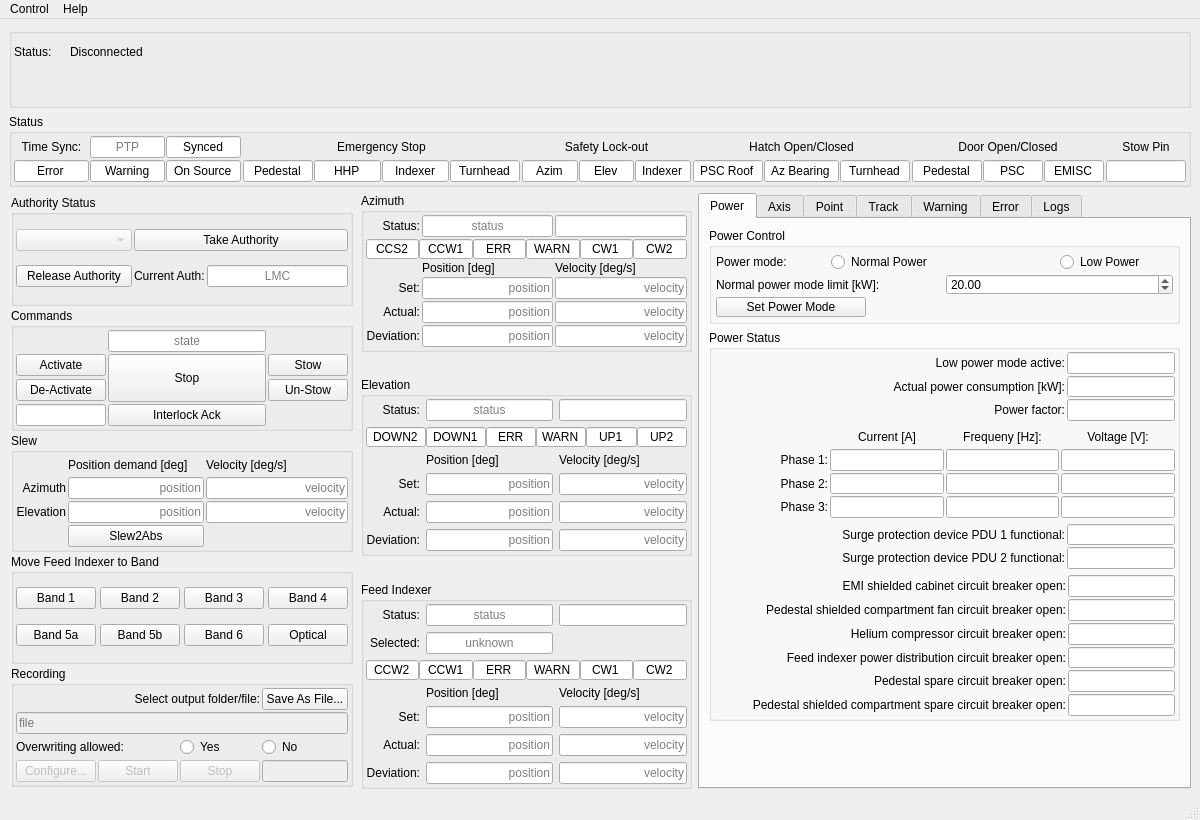
Old version of the form src/ska_mid_disq/ui/dishstructure_mvc.ui in the repository ska-telescope/ska-mid-dish-qualification.
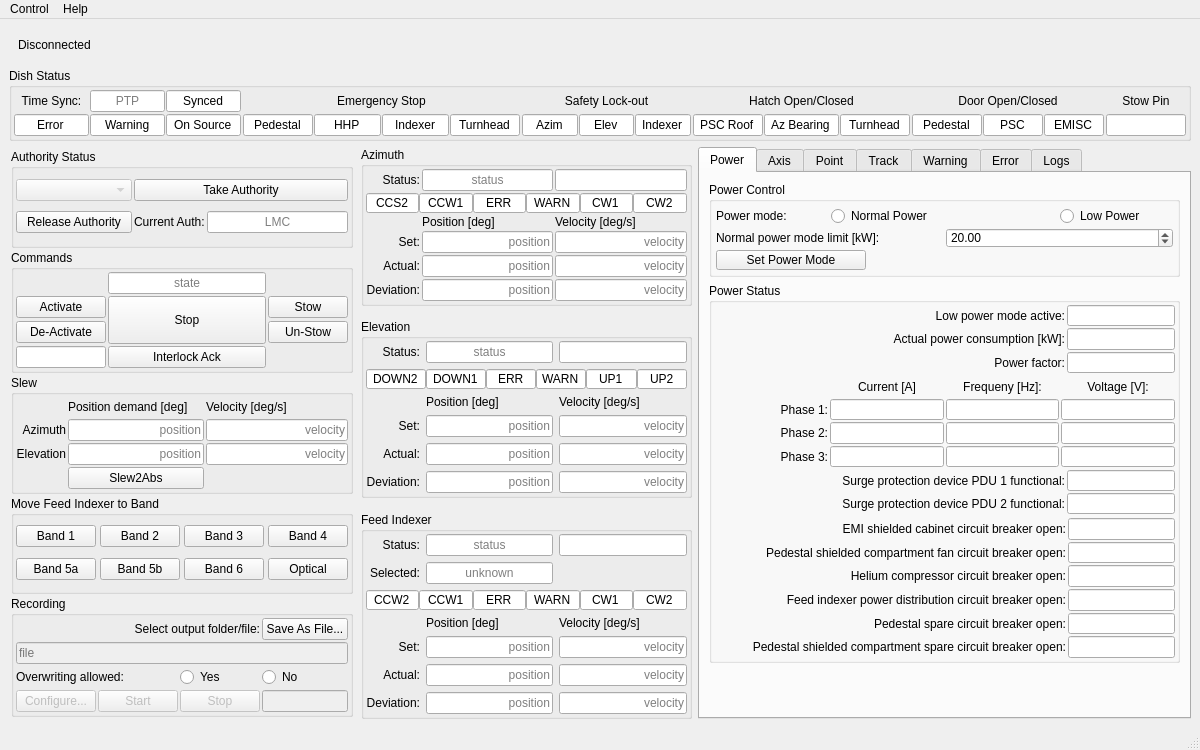
New version of the form. Custom widgets are drawn as their Qt base class.

Commit message:
WOM-474: Reduce min window height to 750 px
The server status bar was changed to a normal QWidget to remove the
border and it's height more than halved in order to shorten the entire
main window height.

```diff
--- a/src/ska_mid_disq/ui/dishstructure_mvc.ui
+++ b/src/ska_mid_disq/ui/dishstructure_mvc.ui
@@ -7,7 +7,7 @@
     <x>0</x>
     <y>0</y>
     <width>1200</width>
-    <height>820</height>
+    <height>750</height>
    </rect>
   </property>
   <property name="sizePolicy">
@@ -18,8 +18,8 @@
   </property>
   <property name="minimumSize">
    <size>
-    <width>1140</width>
-    <height>820</height>
+    <width>1200</width>
+    <height>750</height>
    </size>
   </property>
   <property name="maximumSize">
@@ -1746,11 +1746,11 @@
      </layout>
     </item>
     <item row="0" column="0" colspan="3">
-     <widget class="QGroupBox" name="groupbox_top">
+     <widget class="QWidget" name="server_status_bar" native="true">
       <property name="minimumSize">
        <size>
         <width>0</width>
-        <height>80</height>
+        <height>34</height>
        </size>
       </property>
       <property name="maximumSize">
@@ -1759,59 +1759,21 @@
         <height>100</height>
        </size>
       </property>
-      <property name="title">
-       <string/>
-      </property>
-      <layout class="QGridLayout" name="gridLayout_11">
+      <layout class="QHBoxLayout" name="horizontalLayout_6">
        <property name="leftMargin">
-        <number>2</number>
+        <number>9</number>
        </property>
        <property name="topMargin">
         <number>2</number>
        </property>
        <property name="rightMargin">
-        <number>2</number>
+        <number>9</number>
        </property>
        <property name="bottomMargin">
         <number>2</number>
        </property>
-       <property name="spacing">
-        <number>6</number>
-       </property>
-       <item row="1" column="0" colspan="4">
-        <widget class="QLabel" name="label_cache_status">
-         <property name="sizePolicy">
-          <sizepolicy hsizetype="MinimumExpanding" vsizetype="Preferred">
-           <horstretch>0</horstretch>
-           <verstretch>0</verstretch>
-          </sizepolicy>
-         </property>
-         <property name="text">
-          <string/>
-         </property>
-        </widget>
-       </item>
-       <item row="0" column="0">
-        <widget class="QLabel" name="label_status">
-         <property name="maximumSize">
-          <size>
-           <width>50</width>
-           <height>16777215</height>
-          </size>
-         </property>
-         <property name="text">
-          <string>Status:</string>
-         </property>
-        </widget>
-       </item>
-       <item row="0" column="1" colspan="3">
+       <item>
         <widget class="QLabel" name="label_conn_status">
-         <property name="sizePolicy">
-          <sizepolicy hsizetype="MinimumExpanding" vsizetype="Preferred">
-           <horstretch>0</horstretch>
-           <verstretch>0</verstretch>
-          </sizepolicy>
-         </property>
          <property name="text">
           <string>Disconnected</string>
          </property>
@@ -1820,6 +1782,16 @@
          </property>
         </widget>
        </item>
+       <item>
+        <widget class="QLabel" name="label_cache_status">
+         <property name="text">
+          <string/>
+         </property>
+         <property name="alignment">
+          <set>Qt::AlignRight|Qt::AlignTrailing|Qt::AlignVCenter</set>
+         </property>
+        </widget>
+       </item>
       </layout>
      </widget>
     </item>
@@ -2052,19 +2024,6 @@
           </layout>
          </widget>
         </item>
-        <item>
-         <spacer name="verticalSpacer_13">
-          <property name="orientation">
-           <enum>Qt::Vertical</enum>
-          </property>
-          <property name="sizeHint" stdset="0">
-           <size>
-            <width>20</width>
-            <height>3</height>
-           </size>
-          </property>
-         </spacer>
-        </item>
         <item>
          <widget class="QGroupBox" name="groupBox_4">
           <property name="sizePolicy">
@@ -7071,7 +7030,7 @@
        </size>
       </property>
       <property name="title">
-       <string>Status</string>
+       <string>Dish Status</string>
       </property>
       <layout class="QGridLayout" name="gridLayout">
        <property name="leftMargin">
```
The commit also changes 1 other file.
